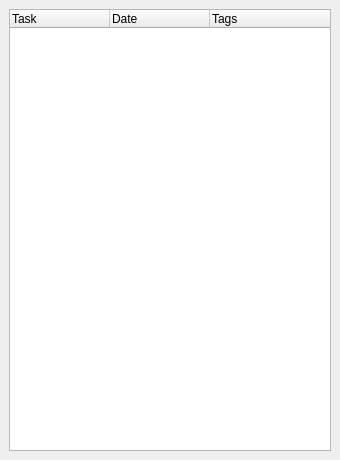
Old version of the form session3/window.ui in the repository ralsina/pyqt-by-example.
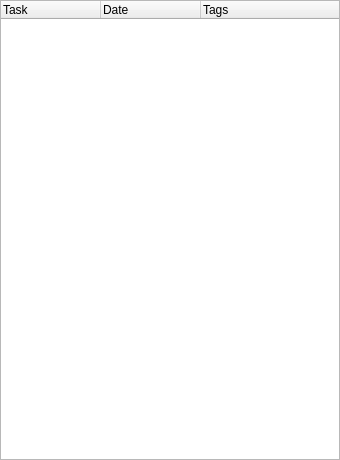
New version of the form. Icons and pictures are not drawn.

The edit to the form file:
```diff
--- a/session3/window.ui
+++ b/session3/window.ui
@@ -18,8 +18,14 @@
   </property>
   <widget class="QWidget" name="centralwidget" >
    <layout class="QHBoxLayout" name="horizontalLayout" >
+    <property name="margin" >
+     <number>0</number>
+    </property>
     <item>
      <widget class="QTreeWidget" name="list" >
+      <property name="rootIsDecorated" >
+       <bool>false</bool>
+      </property>
       <column>
        <property name="text" >
         <string>Task</string>
```
